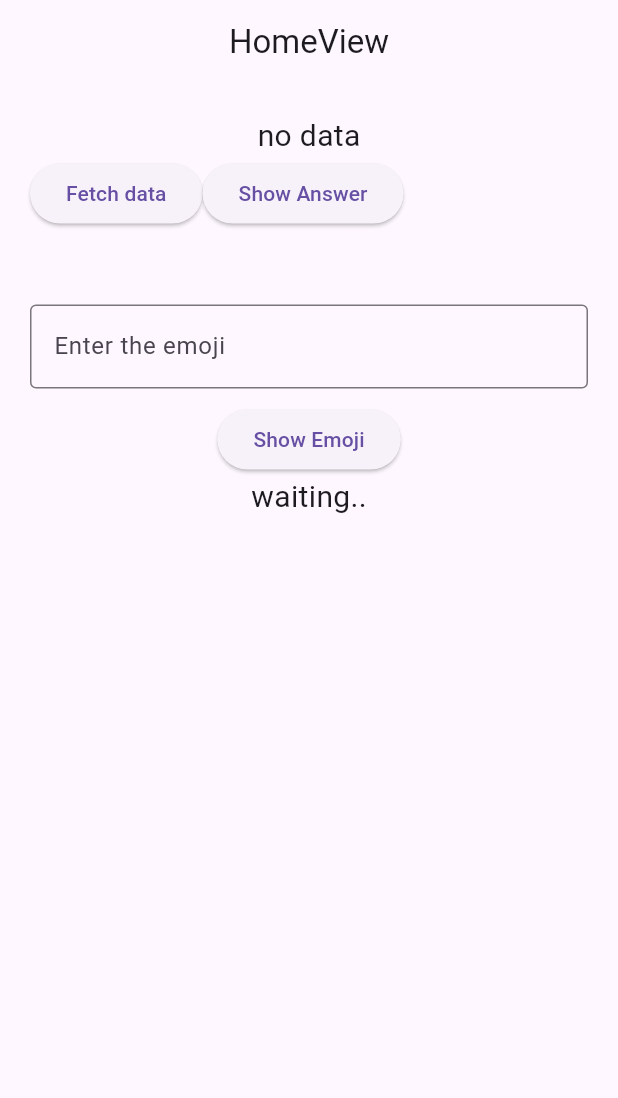
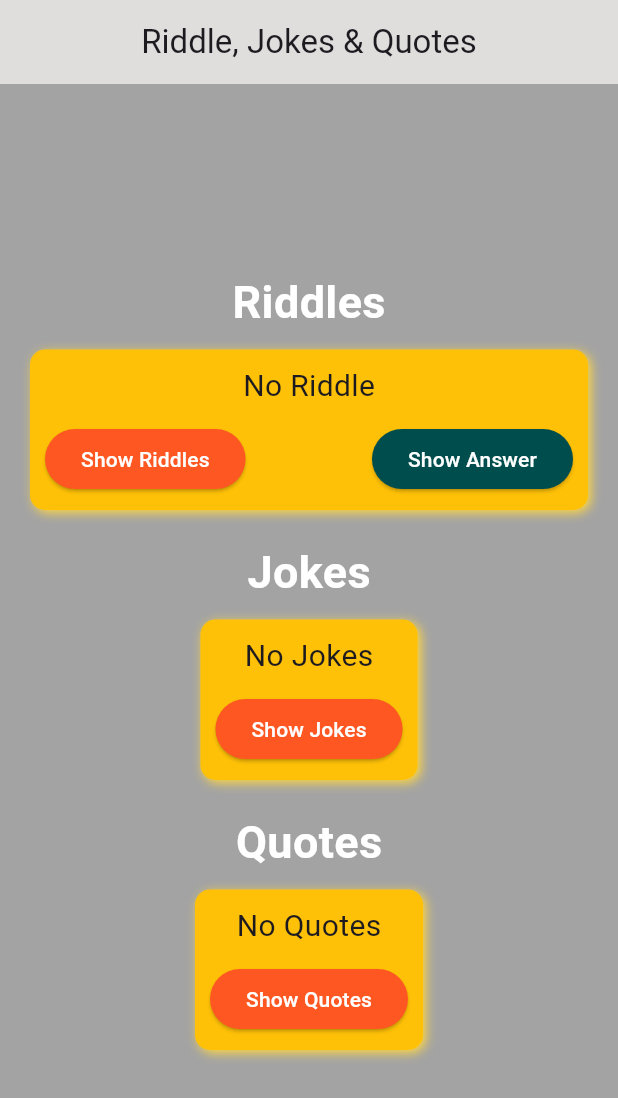
Before and after one commit to MhrzSohin/Riddle-App, a Flutter app: the screen it shows after launch, on a phone screen of 412 x 824 dp. Shown: the top 1098 px of the screen. Run offline on Flutter 3.47's test engine with Material 3 defaults, Android fonts, the phone set to English and light mode, and no system bars; our stand-ins replace dio, equatable, get, get_storage.

Commit message:
added jokes and quotes and enhance the app design

```diff
--- a/lib/app/core/config/http_config.dart
+++ b/lib/app/core/config/http_config.dart
@@ -6,4 +6,6 @@ class HttpConfig {
   //end points
   static String getRiddles = "/v1/riddles";
   static String getEmoji = "/v1/emoji";
+  static String getJokes = "/v1/jokes";
+  static String getQuotes = "/v1/quotes";
 }
--- /dev/null
+++ b/lib/app/data/model/jokes_response/jokes_response.dart
@@ -0,0 +1,42 @@
+import 'dart:convert';
+
+import 'package:equatable/equatable.dart';
+
+class JokesResponse extends Equatable {
+	final String? joke;
+
+	const JokesResponse({this.joke});
+
+	factory JokesResponse.fromMap(Map<String, dynamic> data) => JokesResponse(
+				joke: data['joke'] as String?,
+			);
+
+	Map<String, dynamic> toMap() => {
+				'joke': joke,
+			};
+
+  /// `dart:convert`
+  ///
+  /// Parses the string and returns the resulting Json object as [JokesResponse].
+	factory JokesResponse.fromJson(String data) {
+		return JokesResponse.fromMap(json.decode(data) as Map<String, dynamic>);
+	}
+  /// `dart:convert`
+  ///
+  /// Converts [JokesResponse] to a JSON string.
+	String toJson() => json.encode(toMap());
+
+	JokesResponse copyWith({
+		String? joke,
+	}) {
+		return JokesResponse(
+			joke: joke ?? this.joke,
+		);
+	}
+
+	@override
+	bool get stringify => true;
+
+	@override
+	List<Object?> get props => [joke];
+}
--- /dev/null
+++ b/lib/app/data/model/quotes_response/quotes_response.dart
@@ -0,0 +1,56 @@
+import 'dart:convert';
+
+import 'package:equatable/equatable.dart';
+
+class QuotesResponse extends Equatable {
+	final String? quote;
+	final String? author;
+	final String? category;
+
+	const QuotesResponse({this.quote, this.author, this.category});
+
+	factory QuotesResponse.fromMap(Map<String, dynamic> data) {
+		return QuotesResponse(
+			quote: data['quote'] as String?,
+			author: data['author'] as String?,
+			category: data['category'] as String?,
+		);
+	}
+
+
+
+	Map<String, dynamic> toMap() => {
+				'quote': quote,
+				'author': author,
+				'category': category,
+			};
+
+  /// `dart:convert`
+  ///
+  /// Parses the string and returns the resulting Json object as [QuotesResponse].
+	factory QuotesResponse.fromJson(String data) {
+		return QuotesResponse.fromMap(json.decode(data) as Map<String, dynamic>);
+	}
+  /// `dart:convert`
+  ///
+  /// Converts [QuotesResponse] to a JSON string.
+	String toJson() => json.encode(toMap());
+
+	QuotesResponse copyWith({
+		String? quote,
+		String? author,
+		String? category,
+	}) {
+		return QuotesResponse(
+			quote: quote ?? this.quote,
+			author: author ?? this.author,
+			category: category ?? this.category,
+		);
+	}
+
+	@override
+	bool get stringify => true;
+
+	@override
+	List<Object?> get props => [quote, author, category];
+}
--- a/lib/app/modules/home/controllers/home_controller.dart
+++ b/lib/app/modules/home/controllers/home_controller.dart
@@ -1,4 +1,6 @@
 import 'package:api_app/app/data/model/emoji_response/emoji_response.dart';
+import 'package:api_app/app/data/model/jokes_response/jokes_response.dart';
+import 'package:api_app/app/data/model/quotes_response/quotes_response.dart';
 import 'package:api_app/app/data/model/result.dart';
 import 'package:api_app/app/data/model/riddle_response/riddle_response.dart';
 import 'package:api_app/app/data/service/riddle_service.dart';
@@ -12,6 +14,8 @@ class HomeController extends GetxController {
   final count = 0.obs;
 
   var title = 'Home'.obs;
+  var jokesList = 'Jokes'.obs;
+  var quotesList = 'Quotes'.obs;
   var emoji = TextEditingController();
   var dataBox = GetStorage();
   var isAnswerVisible = false.obs;
@@ -20,7 +24,9 @@ class HomeController extends GetxController {
   void onInit() {
     // TODO: implement onInit
     super.onInit();
-    title.value = dataBox.read('riddle') ?? 'no data';
+    title.value = dataBox.read('riddle') ?? 'No Riddle';
+    jokesList.value = dataBox.read('joke') ?? 'No Jokes';
+    quotesList.value = dataBox.read('quote') ?? 'No Quotes';
   }
 
   var riddlResults = APIResult<RiddleResponse>().obs;
@@ -42,30 +48,68 @@ class HomeController extends GetxController {
     } else {
       Get.snackbar("error", "Something went wrong ERROR");
     }
-
-    // var response = await dio.get(
-    //   'https://api.api-ninjas.com/v1/riddles',
-    //   options: Options(
-    //     headers: {'X-Api-Key': '1wDtvZuDeIn+MyJkLZp12g==zU8rGfoGQv54ePeW'},
-    //   ),
-    // );
-    // title.value = response.data[0]['question'];
   }
 
-  var emojiResult = APIResult<List<Emoji?>>().obs;
-  void fetchEmoji() async {
-    emojiResult.value = APIResult.loading();
+  var jokesResults = APIResult<JokesResponse>().obs;
 
-    var response = await RiddleService.getEmoji(name: emoji.text);
-    if (response.isNotEmpty) {
-      emojiResult.value = APIResult.success(response);
+  void fetchJokes() async {
+    jokesResults.value = APIResult.loading();
+    var response = await RiddleService.getJokes();
+    if (response != null) {
+      jokesResults.value = APIResult.success(response);
     } else {
-      emojiResult.value = APIResult.error("Something went wrong.");
+      jokesResults.value = APIResult.error("Something went wrong.");
     }
-    if (emojiResult.value.isSuccessful) {
+    if (jokesResults.value.isSuccessful) {
+      jokesList.value = jokesResults.value.data?.joke ?? 'no data';
+      dataBox.write('joke', jokesResults.value.data?.joke);
       Get.snackbar("Success", "Data fetched successfully.");
     } else {
       Get.snackbar("error", "Something went wrong ERROR");
     }
   }
+
+  var quotesResults = APIResult<QuotesResponse>().obs;
+
+  void fetchQuotes() async {
+    quotesResults.value = APIResult.loading();
+    var response = await RiddleService.getQuotes();
+    if (response != null) {
+      quotesResults.value = APIResult.success(response);
+    } else {
+      quotesResults.value = APIResult.error("Something went wrong.");
+    }
+    if (quotesResults.value.isSuccessful) {
+      quotesList.value = quotesResults.value.data?.quote ?? 'no data';
+      dataBox.write('quote', quotesResults.value.data?.quote);
+      Get.snackbar("Success", "Data fetched successfully.");
+    } else {
+      Get.snackbar("error", "Something went wrong ERROR");
+    }
+  }
+
+  // var response = await dio.get(
+  //   'https://api.api-ninjas.com/v1/riddles',
+  //   options: Options(
+  //     headers: {'X-Api-Key': '1wDtvZuDeIn+MyJkLZp12g==zU8rGfoGQv54ePeW'},
+  //   ),
+  // );
+  // title.value = response.data[0]['question'];
 }
+
+  // var emojiResult = APIResult<List<Emoji?>>().obs;
+  // void fetchEmoji() async {
+  //   emojiResult.value = APIResult.loading();
+
+  //   var response = await RiddleService.getEmoji(name: emoji.text);
+  //   if (response.isNotEmpty) {
+  //     emojiResult.value = APIResult.success(response);
+  //   } else {
+  //     emojiResult.value = APIResult.error("Something went wrong.");
+  //   }
+  //   if (emojiResult.value.isSuccessful) {
+  //     Get.snackbar("Success", "Data fetched successfully.");
+  //   } else {
+  //     Get.snackbar("error", "Something went wrong ERROR");
+  //   }
+  // }
--- a/lib/app/modules/home/views/home_view.dart
+++ b/lib/app/modules/home/views/home_view.dart
@@ -10,14 +10,43 @@ class HomeView extends GetView<HomeController> {
   Widget build(BuildContext context) {
     return Scaffold(
       appBar: AppBar(
-        title: const Text('HomeView'),
+        title: const Text('Riddle, Jokes & Quotes'),
+        backgroundColor: const Color.fromARGB(255, 224, 221, 221),
         centerTitle: true,
       ),
-      body: Center(
+      body: Container(
+        height: Get.height,
+        width: Get.width,
+        color: const Color.fromARGB(255, 163, 163, 163),
+        child: Center(
           child: Container(
             padding: EdgeInsets.all(20),
+            child: SingleChildScrollView(
               child: Column(
                 crossAxisAlignment: CrossAxisAlignment.center,
+                children: [
+                  Text(
+                    "Riddles",
+                    style: TextStyle(
+                        fontSize: 30,
+                        fontWeight: FontWeight.bold,
+                        color: Colors.white),
+                  ),
+                  const SizedBox(
+                    height: 10,
+                  ),
+                  Container(
+                    padding: EdgeInsets.all(10),
+                    decoration: BoxDecoration(
+                        color: Colors.amber,
+                        borderRadius: BorderRadius.circular(10),
+                        boxShadow: const [
+                          BoxShadow(
+                              color: Colors.amberAccent,
+                              blurRadius: 5,
+                              offset: Offset(2, 2))
+                        ]),
+                    child: Column(
                       children: [
                         Obx(
                           () => Text(
@@ -34,6 +63,9 @@ class HomeView extends GetView<HomeController> {
                             ),
                           ),
                         ),
+                        const SizedBox(
+                          height: 10,
+                        ),
                         Row(
                           children: [
                             ElevatedButton(
@@ -42,24 +74,58 @@ class HomeView extends GetView<HomeController> {
                                   controller.isAnswerVisible.value = false;
                                   controller.fetchData();
                                 },
-                      child: const Text('Fetch data')),
+                                style: ElevatedButton.styleFrom(
+                                  backgroundColor:
+                                      Color.fromARGB(255, 255, 87, 34),
+                                  foregroundColor: Colors.white,
+                                ),
+                                child: const Text('Show Riddles')),
+                            Spacer(),
                             ElevatedButton(
                                 onPressed: () {
                                   controller.isAnswerVisible.value =
                                       !controller.isAnswerVisible.value;
                                 },
+                                style: ElevatedButton.styleFrom(
+                                    backgroundColor:
+                                        Color.fromARGB(255, 0, 77, 77),
+                                    foregroundColor: Colors.white),
                                 child: Text("Show Answer")),
                           ],
                         ),
+                      ],
+                    ),
+                  ),
                   const SizedBox(
-                height: 50,
+                    height: 20,
                   ),
-              TextFormField(
-                controller: controller.emoji,
-                decoration: InputDecoration(
-                  hintText: "Enter the emoji",
-                  border: OutlineInputBorder(
-                      borderRadius: BorderRadius.circular(4)),
+                  Text(
+                    "Jokes",
+                    style: TextStyle(
+                        fontSize: 30,
+                        fontWeight: FontWeight.bold,
+                        color: Colors.white),
+                  ),
+                  const SizedBox(
+                    height: 10,
+                  ),
+                  Container(
+                    padding: EdgeInsets.all(10),
+                    decoration: BoxDecoration(
+                        color: Colors.amber,
+                        borderRadius: BorderRadius.circular(10),
+                        boxShadow: const [
+                          BoxShadow(
+                              color: Colors.amberAccent,
+                              blurRadius: 5,
+                              offset: Offset(2, 2))
+                        ]),
+                    child: Column(
+                      children: [
+                        Obx(
+                          () => Text(
+                            controller.jokesList.value,
+                            style: TextStyle(fontSize: 20),
                           ),
                         ),
                         const SizedBox(
@@ -67,17 +133,68 @@ class HomeView extends GetView<HomeController> {
                         ),
                         ElevatedButton(
                             onPressed: () {
-                    controller.fetchEmoji();
+                              controller.jokesList.value;
+                              controller.fetchJokes();
                             },
-                  child: Text("Show Emoji")),
+                            style: ElevatedButton.styleFrom(
+                              backgroundColor: Color.fromARGB(255, 255, 87, 34),
+                              foregroundColor: Colors.white,
+                            ),
+                            child: Text("Show Jokes")),
+                      ],
+                    ),
+                  ),
+                  const SizedBox(
+                    height: 20,
+                  ),
+                  Text(
+                    "Quotes",
+                    style: TextStyle(
+                        fontSize: 30,
+                        fontWeight: FontWeight.bold,
+                        color: Colors.white),
+                  ),
+                  const SizedBox(
+                    height: 10,
+                  ),
+                  Container(
+                      padding: EdgeInsets.all(10),
+                      decoration: BoxDecoration(
+                          color: Colors.amber,
+                          borderRadius: BorderRadius.circular(10),
+                          boxShadow: const [
+                            BoxShadow(
+                                color: Colors.amberAccent,
+                                blurRadius: 5,
+                                offset: Offset(2, 2))
+                          ]),
+                      child: Column(
+                        children: [
                           Obx(
                             () => Text(
-                  controller.emojiResult.value.data?.firstOrNull?.character ??
-                      'waiting..',
-                  style: const TextStyle(fontSize: 20),
+                              controller.quotesList.value,
+                              style: TextStyle(fontSize: 20),
                             ),
                           ),
+                          const SizedBox(
+                            height: 10,
+                          ),
+                          ElevatedButton(
+                              onPressed: () {
+                                controller.quotesList.value;
+                                controller.fetchQuotes();
+                              },
+                              style: ElevatedButton.styleFrom(
+                                backgroundColor:
+                                    Color.fromARGB(255, 255, 87, 34),
+                                foregroundColor: Colors.white,
+                              ),
+                              child: Text("Show Quotes")),
                         ],
+                      ))
+                ],
+              ),
+            ),
           ),
         ),
       ),
```
Also changed, not shown: lib/app/data/service/riddle_service.dart (+41 -14 lines), 1 other file. Lines whose indentation alone changed are shown as unchanged.
